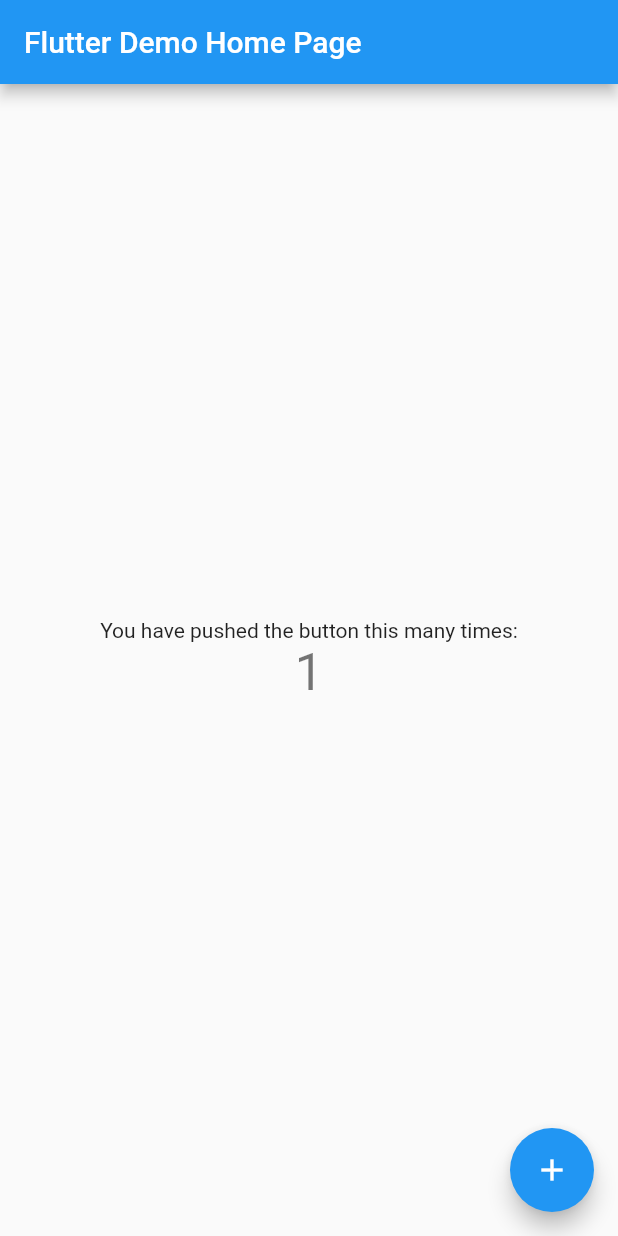
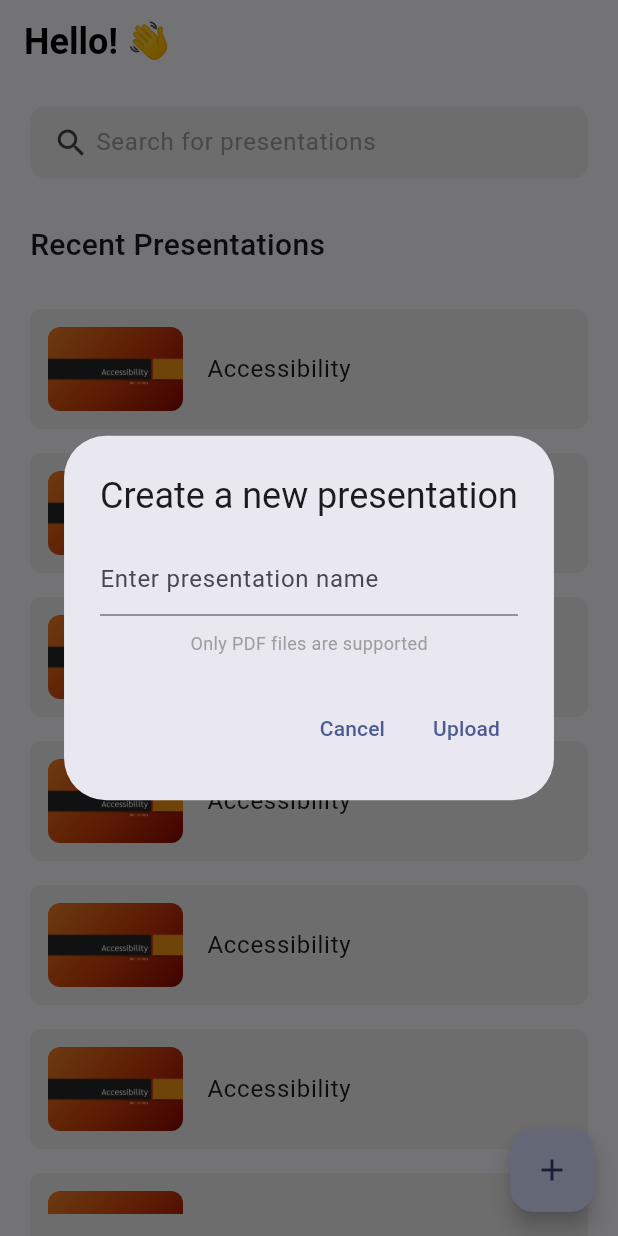
Before and after one commit to fabian-kho/zoom_lite, a Flutter app: the screen it shows after launch, after a tap on the "add" icon, on a phone screen of 412 x 824 dp. Run offline on Flutter 3.47's test engine with Material 2 defaults, Android fonts, the phone set to English and light mode, and no system bars; our stand-ins replace file_picker.

Commit message:
feat: base setup with landing page

```diff
--- /dev/null
+++ b/lib/components/list_item.dart
@@ -0,0 +1,43 @@
+import 'package:flutter/material.dart';
+
+class ListItem extends StatelessWidget {
+  const ListItem({Key? key, required this.title, required this.thumbnailPath, required this.onTap})
+      : super(key: key);
+  final String title;
+  final VoidCallback onTap;
+  final String thumbnailPath;
+
+  @override
+  Widget build(BuildContext context) {
+    return Container(
+      margin: const EdgeInsets.symmetric(vertical: 8),
+      child: ListTile(
+        // add padding
+        contentPadding: const EdgeInsets.all(12),
+        title: Text(
+          title,
+          style: const TextStyle(fontSize: 16, fontWeight: FontWeight.w400),
+        ),
+        onTap: onTap,
+        shape: const RoundedRectangleBorder(
+          borderRadius: BorderRadius.all(Radius.circular(8)),
+        ),
+        tileColor: Colors.grey[200],
+        // leading thumbnail
+        leading: SizedBox(
+          width: 90,
+          height: 60,
+          // set border radius
+          child: ClipRRect(
+            borderRadius: const BorderRadius.all(Radius.circular(8)),
+            // set image to thumbnailPath
+            child: Image(
+              image: AssetImage(thumbnailPath), // Use the thumbnailPath variable as the asset path
+              fit: BoxFit.cover,
+            ),
+          ),
+        ),
+      ),
+    );
+  }
+}
--- a/lib/main.dart
+++ b/lib/main.dart
@@ -1,115 +1,22 @@
 import 'package:flutter/material.dart';
+import 'package:zoom_lite/pages/landing_page.dart';
 
-void main() {
-  runApp(const MyApp());
-}
+void main() => runApp(const MyApp());
 
 class MyApp extends StatelessWidget {
   const MyApp({super.key});
 
-  // This widget is the root of your application.
   @override
   Widget build(BuildContext context) {
     return MaterialApp(
-      title: 'Flutter Demo',
+      debugShowCheckedModeBanner: false,
+      title: 'Zoom lite',
       theme: ThemeData(
-        // This is the theme of your application.
-        //
-        // Try running your application with "flutter run". You'll see the
-        // application has a blue toolbar. Then, without quitting the app, try
-        // changing the primarySwatch below to Colors.green and then invoke
-        // "hot reload" (press "r" in the console where you ran "flutter run",
-        // or simply save your changes to "hot reload" in a Flutter IDE).
-        // Notice that the counter didn't reset back to zero; the application
-        // is not restarted.
-        primarySwatch: Colors.blue,
+        useMaterial3: true,
+        colorSchemeSeed: const Color(0xFF0A122A),
       ),
-      home: const MyHomePage(title: 'Flutter Demo Home Page'),
+      themeMode: ThemeMode.system, // or ThemeMode.dark, ThemeMode.light
+      home: const LandingPage(title: 'Hello! 👋'),
     );
   }
 }
-
-class MyHomePage extends StatefulWidget {
-  const MyHomePage({super.key, required this.title});
-
-  // This widget is the home page of your application. It is stateful, meaning
-  // that it has a State object (defined below) that contains fields that affect
-  // how it looks.
-
-  // This class is the configuration for the state. It holds the values (in this
-  // case the title) provided by the parent (in this case the App widget) and
-  // used by the build method of the State. Fields in a Widget subclass are
-  // always marked "final".
-
-  final String title;
-
-  @override
-  State<MyHomePage> createState() => _MyHomePageState();
-}
-
-class _MyHomePageState extends State<MyHomePage> {
-  int _counter = 0;
-
-  void _incrementCounter() {
-    setState(() {
-      // This call to setState tells the Flutter framework that something has
-      // changed in this State, which causes it to rerun the build method below
-      // so that the display can reflect the updated values. If we changed
-      // _counter without calling setState(), then the build method would not be
-      // called again, and so nothing would appear to happen.
-      _counter++;
-    });
-  }
-
-  @override
-  Widget build(BuildContext context) {
-    // This method is rerun every time setState is called, for instance as done
-    // by the _incrementCounter method above.
-    //
-    // The Flutter framework has been optimized to make rerunning build methods
-    // fast, so that you can just rebuild anything that needs updating rather
-    // than having to individually change instances of widgets.
-    return Scaffold(
-      appBar: AppBar(
-        // Here we take the value from the MyHomePage object that was created by
-        // the App.build method, and use it to set our appbar title.
-        title: Text(widget.title),
-      ),
-      body: Center(
-        // Center is a layout widget. It takes a single child and positions it
-        // in the middle of the parent.
-        child: Column(
-          // Column is also a layout widget. It takes a list of children and
-          // arranges them vertically. By default, it sizes itself to fit its
-          // children horizontally, and tries to be as tall as its parent.
-          //
-          // Invoke "debug painting" (press "p" in the console, choose the
-          // "Toggle Debug Paint" action from the Flutter Inspector in Android
-          // Studio, or the "Toggle Debug Paint" command in Visual Studio Code)
-          // to see the wireframe for each widget.
-          //
-          // Column has various properties to control how it sizes itself and
-          // how it positions its children. Here we use mainAxisAlignment to
-          // center the children vertically; the main axis here is the vertical
-          // axis because Columns are vertical (the cross axis would be
-          // horizontal).
-          mainAxisAlignment: MainAxisAlignment.center,
-          children: <Widget>[
-            const Text(
-              'You have pushed the button this many times:',
-            ),
-            Text(
-              '$_counter',
-              style: Theme.of(context).textTheme.headlineMedium,
-            ),
-          ],
-        ),
-      ),
-      floatingActionButton: FloatingActionButton(
-        onPressed: _incrementCounter,
-        tooltip: 'Increment',
-        child: const Icon(Icons.add),
-      ), // This trailing comma makes auto-formatting nicer for build methods.
-    );
-  }
-}
--- /dev/null
+++ b/lib/pages/audience_page.dart
@@ -0,0 +1,20 @@
+import 'package:flutter/material.dart';
+
+class AudiencePage extends StatelessWidget {
+  const AudiencePage({super.key, required this.title});
+  final String title;
+  @override
+  Widget build(BuildContext context) {
+    return Scaffold(
+      appBar: AppBar(
+        title: Text(title),
+      ),
+      body: Center(
+        child: TextButton(
+          onPressed: () {},
+          child: const Text('Next'),
+        ),
+      ),
+    );
+  }
+}
--- /dev/null
+++ b/lib/pages/landing_page.dart
@@ -0,0 +1,166 @@
+import 'package:flutter/material.dart';
+import 'package:zoom_lite/components/list_item.dart';
+import 'package:file_picker/file_picker.dart';
+
+class LandingPage extends StatelessWidget {
+  const LandingPage({super.key, required this.title});
+  final String title;
+  @override
+  Widget build(BuildContext context) {
+    return Scaffold(
+      appBar: AppBar(
+        title: Text(title),
+        titleTextStyle: const TextStyle(
+          fontSize: 24,
+          fontWeight: FontWeight.w600,
+          color: Colors.black
+        )
+      ),
+      // use search field component
+      body: Container(
+        padding: const EdgeInsets.symmetric(horizontal: 20, vertical: 15),
+        child: Column(
+          children: [
+            const SearchBox(),
+            // use list view component
+            Expanded(
+              child: ListView(
+                children: [
+                  Container(
+                    margin: const EdgeInsets.only(top: 30, bottom: 20),
+                    child: const Text(
+                      'Recent Presentations',
+                      style: TextStyle(
+                        fontSize: 20,
+                        fontWeight: FontWeight.w500,
+                      ),
+                    ),
+                  ),
+                  ListItem(title: 'Accessibility', thumbnailPath: 'assets/images/slide1.png', onTap: () {}),
+                  ListItem(title: 'Accessibility', thumbnailPath: 'assets/images/slide1.png', onTap: () {}),
+                  ListItem(title: 'Accessibility', thumbnailPath: 'assets/images/slide1.png', onTap: () {}),
+                  ListItem(title: 'Accessibility', thumbnailPath: 'assets/images/slide1.png', onTap: () {}),
+                  ListItem(title: 'Accessibility', thumbnailPath: 'assets/images/slide1.png', onTap: () {}),
+                  ListItem(title: 'Accessibility', thumbnailPath: 'assets/images/slide1.png', onTap: () {}),
+                  ListItem(title: 'Accessibility', thumbnailPath: 'assets/images/slide1.png', onTap: () {}),
+                  ListItem(title: 'Accessibility', thumbnailPath: 'assets/images/slide1.png', onTap: () {}),
+                ],
+              ),
+            ),
+          ],
+        )
+      ),
+      //FAB bottom right corner with a plus icon
+      floatingActionButton: FloatingActionButton(
+        onPressed: () {
+          // open Dialog to create a new presentation
+          showDialog(
+            context: context,
+            builder: (context) => const CreatePresentationDialog(),
+          );
+        },
+        child: const Icon(Icons.add),
+      ),
+
+
+    );
+  }
+}
+
+class SearchBox extends StatelessWidget {
+  const SearchBox({
+    super.key,
+  });
+
+  @override
+  Widget build(BuildContext context) {
+    return Container(
+      padding: const EdgeInsets.symmetric(horizontal: 15),
+      decoration: BoxDecoration(
+        color: Colors.grey[200],
+        borderRadius: BorderRadius.circular(10),
+      ),
+      child: const TextField(
+        decoration: InputDecoration(
+          contentPadding: EdgeInsets.all(10),
+          prefixIcon: Icon(Icons.search),
+          prefixIconConstraints: BoxConstraints(
+            minWidth: 25,
+            maxHeight: 25,
+          ),
+          border: InputBorder.none,
+          hintText: 'Search for presentations',
+          hintStyle: TextStyle(
+            fontSize: 16,
+            color: Colors.grey,
+          ),
+        ),
+      ),
+    );
+  }
+}
+
+// dialog widget to create a new presentation
+// heading: Create a new presentation
+// body:
+// - TextField to enter presentation name
+// - hint that only pdf files are supported
+// actions: Cancel and Upload buttons
+// Upload button should open the file picker from the file_picker package
+
+class CreatePresentationDialog extends StatelessWidget {
+  const CreatePresentationDialog({super.key});
+
+  @override
+  Widget build(BuildContext context) {
+    return AlertDialog(
+      title: const Text('Create a new presentation'),
+      content: Column(
+        mainAxisSize: MainAxisSize.min,
+        children: const [
+          TextField(
+            decoration: InputDecoration(
+              hintText: 'Enter presentation name',
+            ),
+          ),
+          SizedBox(height: 10),
+          Text(
+            'Only PDF files are supported',
+            style: TextStyle(
+              fontSize: 12,
+              color: Colors.grey,
+            ),
+          ),
+        ],
+      ),
+      actions: [
+        TextButton(
+          onPressed: () {
+            Navigator.of(context).pop();
+          },
+          child: const Text('Cancel'),
+        ),
+        TextButton(
+          onPressed: () async {
+            // open file picker
+            _pickFile();
+            // if file is selected, close dialog and navigate to presentation page
+            // if (result != null) {
+            //   Navigator.of(context).pop();
+            //   Navigator.of(context).pushNamed('/presentation');
+            // }
+          },
+          child: const Text('Upload'),
+        ),
+      ],
+    );
+  }
+}
+
+
+void _pickFile() async {
+  FilePickerResult? result = await FilePicker.platform.pickFiles(
+    type: FileType.custom,
+    allowedExtensions: ['pdf'],
+  );
+}
--- /dev/null
+++ b/lib/pages/presentaion_page.dart
@@ -0,0 +1,20 @@
+import 'package:flutter/material.dart';
+
+class PresentationPage extends StatelessWidget {
+  const PresentationPage({super.key, required this.title});
+  final String title;
+  @override
+  Widget build(BuildContext context) {
+    return Scaffold(
+      appBar: AppBar(
+        title: Text(title),
+      ),
+      body: Center(
+        child: TextButton(
+          onPressed: () {},
+          child: const Text('Next'),
+        ),
+      ),
+    );
+  }
+}
--- a/pubspec.yaml
+++ b/pubspec.yaml
@@ -28,6 +28,7 @@
 # the latest version available on pub.dev. To see which dependencies have newer
 # versions available, run `flutter pub outdated`.
 dependencies:
+  file_picker: ^5.2.11
   flutter:
     sdk: flutter
 
@@ -61,6 +62,11 @@
   # To add assets to your application, add an assets section, like this:
   assets:
     - assets/images/
+    - assets/images/slide1.png
+    - assets/images/slide2.png
+    - assets/images/slide3.png
+    - assets/images/mbi_slide2.png
+    - assets/images/mbi_slide3.png
   #   - images/a_dot_burr.jpeg
   #   - images/a_dot_ham.jpeg
 
```
Also changed, not shown: assets/images/mbi_slide2.png (added), assets/images/mbi_slide3.png (added), assets/images/slide1.png (added), assets/images/slide2.png (added), assets/images/slide3.png (added), lib/pages/home_page.dart (deleted), pubspec.lock.
